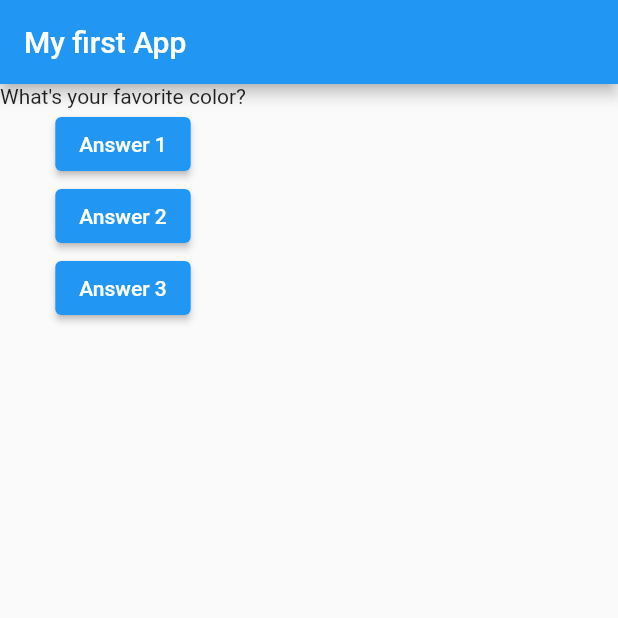
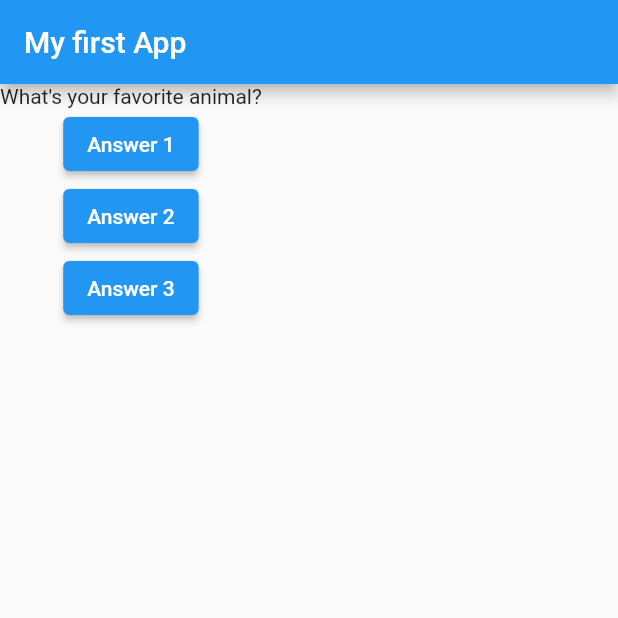
Before and after one commit to mgiuseppe/flutter-quiz-app, a Flutter app: the screen it shows after launch, after a tap on "Answer 1", on a phone screen of 412 x 824 dp, the top half of it. Run offline on Flutter 3.47's test engine with Material 2 defaults, Android fonts, the phone set to English and light mode, and no system bars.

```diff
--- a/lib/main.dart
+++ b/lib/main.dart
@@ -1,11 +1,17 @@
 import 'package:flutter/material.dart';
 
-void main() => runApp(MyApp());
+void main() => runApp(const MyApp());
 
-class MyApp extends StatelessWidget {
+class MyApp extends StatefulWidget {
+  const MyApp({Key? key}) : super(key: key);
+  @override
+  State<StatefulWidget> createState() {
+    return MyAppState();
+  }
+}
+
+class MyAppState extends State<MyApp> {
   var questionIndex = 0;
-
-  MyApp({Key? key}) : super(key: key);
 
   @override
   Widget build(BuildContext context) {
@@ -22,18 +28,16 @@ class MyApp extends StatelessWidget {
             body: Column(
               children: [
                 Text(questions[questionIndex]),
-                ElevatedButton(
-                    child: const Text('Answer 1'), onPressed: onPressed),
-                ElevatedButton(
-                    child: const Text('Answer 2'), onPressed: onPressed),
-                ElevatedButton(
-                    child: const Text('Answer 3'), onPressed: onPressed),
+                ElevatedButton(child: const Text('Answer 1'), onPressed: onPressed),
+                ElevatedButton(child: const Text('Answer 2'), onPressed: onPressed),
+                ElevatedButton(child: const Text('Answer 3'), onPressed: onPressed),
               ],
             )));
   }
 
   void onPressed() {
-    questionIndex = questionIndex + 1;
-    print(questionIndex);
+    setState(() {
+      questionIndex = questionIndex + 1;
+    });
   }
 }
```
